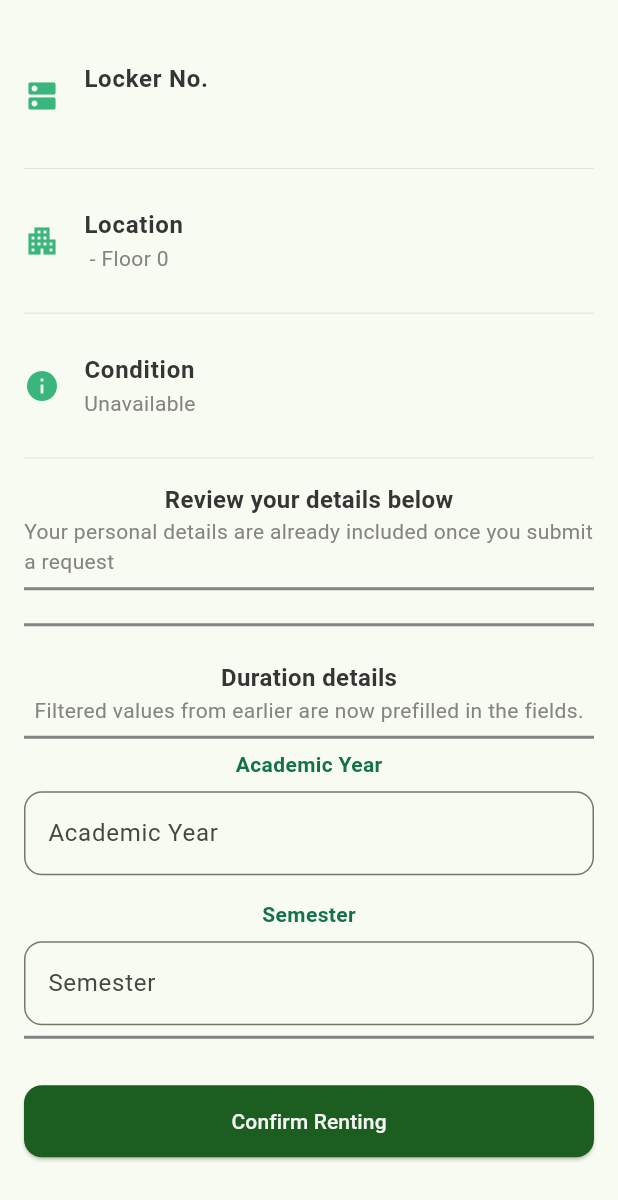
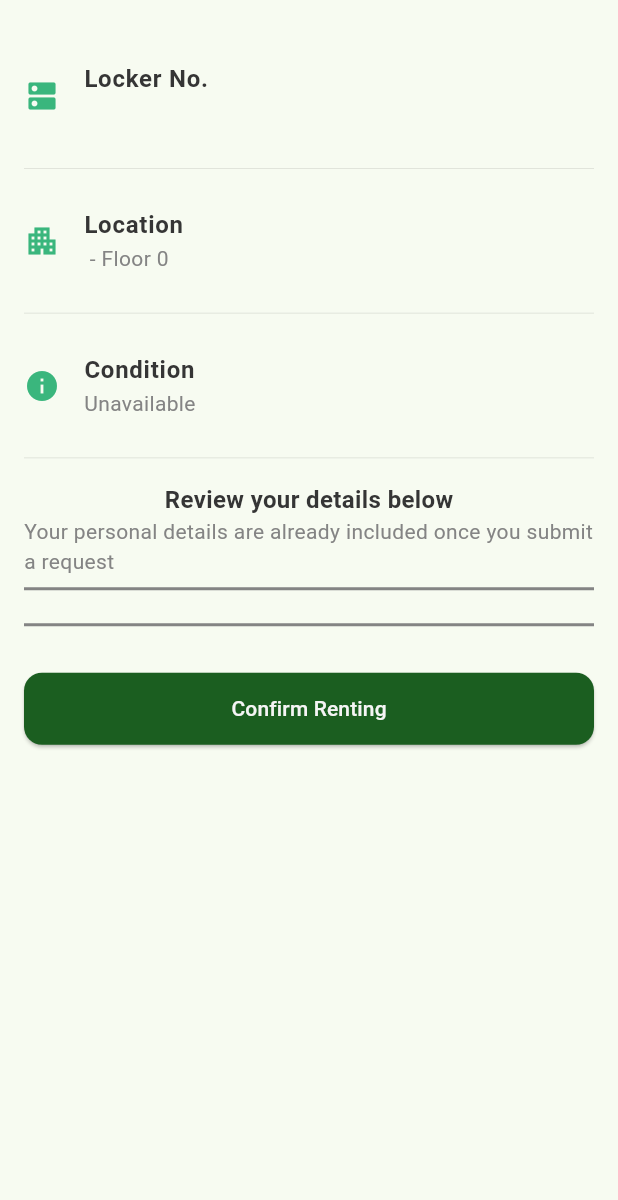
Before and after one commit to panzerweb/dnsc_locker, a Flutter app: the RentingForm widget shown alone on an empty page, opened directly with empty values, on a phone screen of 412 x 824 dp. Shown: the top 1200 px of the screen. Run offline on Flutter 3.47's test engine with Material 3 defaults, Android fonts, the phone set to English and light mode, and no system bars; our stand-ins replace animated_custom_dropdown, dio, flutter_bloc, flutter_dotenv, flutter_secure_storage, get_it and 1 more; missing offline and left inert: giffy_dialog, my_toastify; accounts and stored records are empty.

Commit message:
Update: Update UI for renting form
Just revamp the UI for renting form, since we filter already the academic year and semester in the filter dialog, then pass the fields passively to the renting form.
So we don't need the text field anymore. Instead, we just commented it out if it will be useful for future references.

```diff
--- a/lib/feature/locker_subscription/presentation/widgets/renting_form.dart
+++ b/lib/feature/locker_subscription/presentation/widgets/renting_form.dart
@@ -1,4 +1,5 @@
 import 'package:dnsc_locker/core/styles/palette.dart';
+import 'package:dnsc_locker/feature/auth/domain/entities/user_entity.dart';
 import 'package:dnsc_locker/feature/auth/presentation/bloc/auth_cubit.dart';
 import 'package:dnsc_locker/feature/auth/presentation/bloc/auth_state.dart';
 import 'package:dnsc_locker/feature/locker_subscription/presentation/widgets/sub_details_tile.dart';
@@ -20,20 +21,14 @@ class RentingForm extends StatefulWidget {
 
 class _RentingFormState extends State<RentingForm> {
   final _formKey = GlobalKey<FormState>();
-
-  late final TextEditingController _academicYearController;
-  late final TextEditingController _semesterController;
+  String academicYear = '';
+  String semesterValue = '';
   final bool _isSubmitting = false;
 
   @override
   void initState() {
-    _academicYearController = TextEditingController(
-      text: widget.filters['academic_year'],
-    );
-
-    _semesterController = TextEditingController(
-      text: widget.filters['semester'],
-    );
+    academicYear = widget.filters['academic_year'];
+    semesterValue = widget.filters['semester'];
 
     super.initState();
   }
@@ -43,8 +38,8 @@ class _RentingFormState extends State<RentingForm> {
 
     final payload = {
       "locker": widget.locker.id, // important for API
-      "acedemic_year": _academicYearController.text,
-      "semester": _semesterController.text,
+      "acedemic_year": academicYear,
+      "semester": semesterValue,
     };
 
     print("POST Payload → $payload");
@@ -122,8 +117,42 @@ class _RentingFormState extends State<RentingForm> {
                       }
 
                       if (state is AuthenticatedUserLoaded) {
-                        final user = state.user;
+                        final UserEntity user = state.user;
+                        // Handling of user details
+                        final String? firstName = user.student?.firstName;
+                        final String? lastName = user.student?.lastName;
+                        final String? suffixName = user.student?.suffix;
+                        final String? studentId =
+                            user.student?.studentId ?? 'Not Set';
+                        final String? studentProgram =
+                            user.student?.programName;
+                        final String? studentYear = user.student?.studentLevel
+                            .toString();
+                        final String? studentSet = user.student?.studentSet;
 
+                        final studentNameParts =
+                            [firstName, lastName, suffixName]
+                                .where(
+                                  (name) =>
+                                      name != null && name.trim().isNotEmpty,
+                                )
+                                .toList();
+                        final studentDetailPart =
+                            [studentProgram, studentYear, studentSet].where(
+                              (detail) =>
+                                  detail != null && detail.trim().isNotEmpty,
+                            );
+
+                        final fullName = studentNameParts.isEmpty
+                            ? "Not Set"
+                            : studentNameParts.join(" ");
+
+                        final studentProgramYearLevel =
+                            studentDetailPart.isEmpty
+                            ? "Not Set"
+                            : studentDetailPart.join(" ");
+
+                        // User Interface
                         return Padding(
                           padding: EdgeInsetsGeometry.fromLTRB(8, 0, 8, 0),
                           child: Column(
@@ -140,7 +169,10 @@ class _RentingFormState extends State<RentingForm> {
                                   ),
                                 ),
                                 subtitle: Text(
-                                  "${user.student?.firstName} ${user.student?.lastName} ${user.student?.suffix}",
+                                  fullName,
+                                  style: TextStyle(
+                                    color: Palette.darkShadeSecondary,
+                                  ),
                                 ),
                               ),
                               ListTile(
@@ -153,7 +185,12 @@ class _RentingFormState extends State<RentingForm> {
                                     fontWeight: FontWeight.w600,
                                   ),
                                 ),
-                                subtitle: Text("${user.student?.studentId}"),
+                                subtitle: Text(
+                                  "$studentId",
+                                  style: TextStyle(
+                                    color: Palette.darkShadeSecondary,
+                                  ),
+                                ),
                               ),
                               ListTile(
                                 leading: Icon(Icons.school_sharp),
@@ -166,7 +203,44 @@ class _RentingFormState extends State<RentingForm> {
                                   ),
                                 ),
                                 subtitle: Text(
-                                  "${user.student?.programName} ${user.student?.studentLevel}${user.student?.studentSet}",
+                                  studentProgramYearLevel,
+                                  style: TextStyle(
+                                    color: Palette.darkShadeSecondary,
+                                  ),
+                                ),
+                              ),
+                              ListTile(
+                                leading: Icon(Icons.calendar_month),
+                                title: Text(
+                                  "Academic Year",
+                                  style: TextStyle(
+                                    color: Palette.darkShadePrimary,
+                                    fontSize: 14,
+                                    fontWeight: FontWeight.w600,
+                                  ),
+                                ),
+                                subtitle: Text(
+                                  academicYear,
+                                  style: TextStyle(
+                                    color: Palette.darkShadeSecondary,
+                                  ),
+                                ),
+                              ),
+                              ListTile(
+                                leading: Icon(Icons.timelapse_sharp),
+                                title: Text(
+                                  "Semester",
+                                  style: TextStyle(
+                                    color: Palette.darkShadePrimary,
+                                    fontSize: 14,
+                                    fontWeight: FontWeight.w600,
+                                  ),
+                                ),
+                                subtitle: Text(
+                                  semesterValue,
+                                  style: TextStyle(
+                                    color: Palette.darkShadeSecondary,
+                                  ),
                                 ),
                               ),
                             ],
@@ -183,93 +257,6 @@ class _RentingFormState extends State<RentingForm> {
               ),
             ),
 
-            const SizedBox(height: 16),
-
-            Center(
-              child: Column(
-                children: [
-                  Text(
-                    "Duration details",
-                    style: TextStyle(
-                      color: Palette.darkShadePrimary,
-                      fontSize: 16,
-                      fontWeight: FontWeight.w600,
-                    ),
-                  ),
-
-                  Text(
-                    "Filtered values from earlier are now prefilled in the fields.",
-                    style: TextStyle(color: Palette.darkShadeSecondary),
-                  ),
-
-                  Divider(color: Palette.darkShadeSecondary, thickness: 2),
-
-                  /// Academic Year
-                  Text(
-                    "Academic Year",
-                    style: TextStyle(
-                      color: Palette.accentColor,
-                      fontWeight: FontWeight.w600,
-                    ),
-                  ),
-
-                  const SizedBox(height: 8),
-
-                  SubscriptionTextField(
-                    fieldController: _academicYearController,
-                    label: 'Academic Year',
-                    readOnly: true,
-                    validator: (value) {
-                      if (value == null || value.trim().isEmpty) {
-                        return "Enter academic year";
-                      }
-
-                      // Match YYYY-YYYY
-                      final regex = RegExp(r'^\d{4}-\d{4}$');
-                      if (!regex.hasMatch(value)) {
-                        return "Format must be YYYY-YYYY";
-                      }
-
-                      final parts = value.split("-");
-                      final startYear = int.tryParse(parts[0]);
-                      final endYear = int.tryParse(parts[1]);
-
-                      if (startYear == null || endYear == null) {
-                        return "Invalid year format";
-                      }
-
-                      if (endYear != startYear + 1) {
-                        return "Academic year must be consecutive (e.g. 2025-2026)";
-                      }
-
-                      return null;
-                    },
-                  ),
-
-                  const SizedBox(height: 16),
-
-                  Text(
-                    "Semester",
-                    style: TextStyle(
-                      color: Palette.accentColor,
-                      fontWeight: FontWeight.w600,
-                    ),
-                  ),
-
-                  const SizedBox(height: 8),
-
-                  /// Semester Dropdown
-                  SubscriptionTextField(
-                    fieldController: _semesterController,
-                    label: "Semester",
-                    readOnly: true,
-                  ),
-                ],
-              ),
-            ),
-
-            Divider(color: Palette.darkShadeSecondary, thickness: 2),
-
             const SizedBox(height: 24),
 
             /// Submit Button
@@ -285,7 +272,13 @@ class _RentingFormState extends State<RentingForm> {
     );
   }
 }
+/*
 
+  The code below is still not yet necessary so I deprecated it.
+  However, if this will be necessary in the future, then implement
+  the textfield
+
+*/
 // DropdownButtonFormField<String>(
 //   initialValue: _semester ?? '1st',
 //   decoration: InputDecoration(
@@ -300,3 +293,88 @@ class _RentingFormState extends State<RentingForm> {
 //   onChanged: (value) => setState(() => _semester = value),
 //   validator: (value) => value == null ? "Select semester" : null,
 // ),
+
+// Center(
+//   child: Column(
+//     children: [
+//       Text(
+//         "Duration details",
+//         style: TextStyle(
+//           color: Palette.darkShadePrimary,
+//           fontSize: 16,
+//           fontWeight: FontWeight.w600,
+//         ),
+//       ),
+
+//       Text(
+//         "Filtered values from earlier are now prefilled in the fields.",
+//         style: TextStyle(color: Palette.darkShadeSecondary),
+//       ),
+
+//       Divider(color: Palette.darkShadeSecondary, thickness: 2),
+
+//       /// Academic Year
+//       Text(
+//         "Academic Year",
+//         style: TextStyle(
+//           color: Palette.accentColor,
+//           fontWeight: FontWeight.w600,
+//         ),
+//         textAlign: TextAlign.start,
+//       ),
+
+//       const SizedBox(height: 8),
+
+//       SubscriptionTextField(
+//         fieldController: _academicYearController,
+//         label: 'Academic Year',
+//         readOnly: true,
+//         validator: (value) {
+//           if (value == null || value.trim().isEmpty) {
+//             return "Enter academic year";
+//           }
+
+//           // Match YYYY-YYYY
+//           final regex = RegExp(r'^\d{4}-\d{4}$');
+//           if (!regex.hasMatch(value)) {
+//             return "Format must be YYYY-YYYY";
+//           }
+
+//           final parts = value.split("-");
+//           final startYear = int.tryParse(parts[0]);
+//           final endYear = int.tryParse(parts[1]);
+
+//           if (startYear == null || endYear == null) {
+//             return "Invalid year format";
+//           }
+
+//           if (endYear != startYear + 1) {
+//             return "Academic year must be consecutive (e.g. 2025-2026)";
+//           }
+
+//           return null;
+//         },
+//       ),
+
+//       const SizedBox(height: 16),
+
+//       Text(
+//         "Semester",
+//         style: TextStyle(
+//           color: Palette.accentColor,
+//           fontWeight: FontWeight.w600,
+//         ),
+//         textAlign: TextAlign.start,
+//       ),
+
+//       const SizedBox(height: 8),
+
+//       /// Semester Dropdown
+//       SubscriptionTextField(
+//         fieldController: _semesterController,
+//         label: "Semester",
+//         readOnly: true,
+//       ),
+//     ],
+//   ),
+// ),
```
Lines whose indentation alone changed are shown as unchanged.
